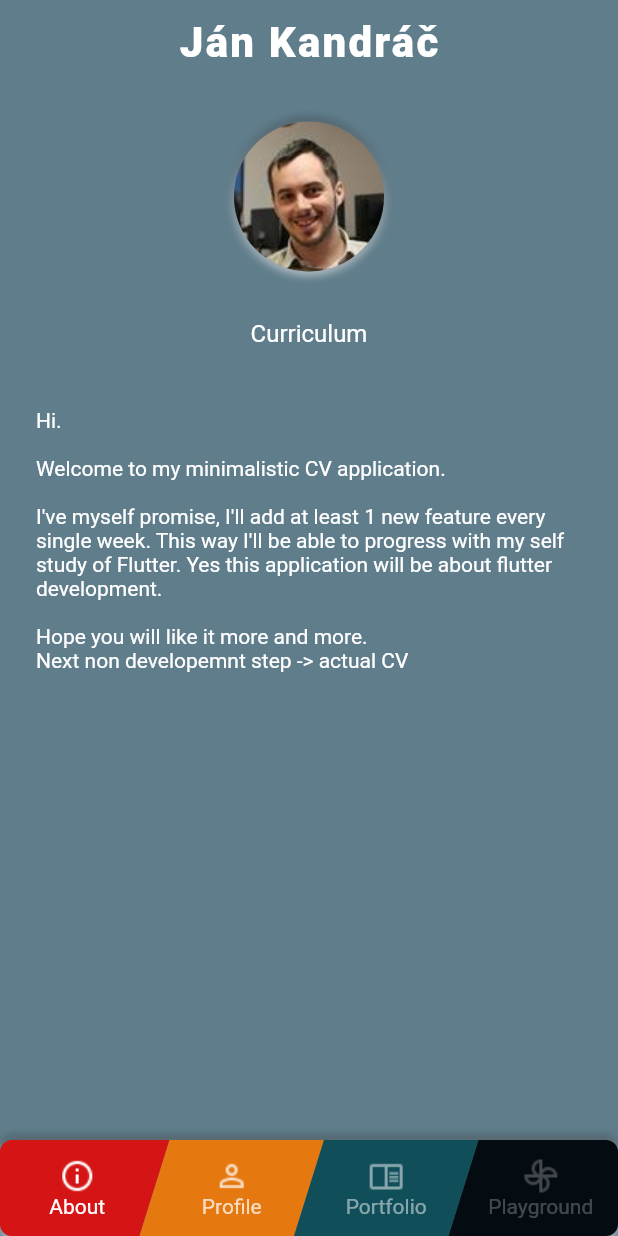
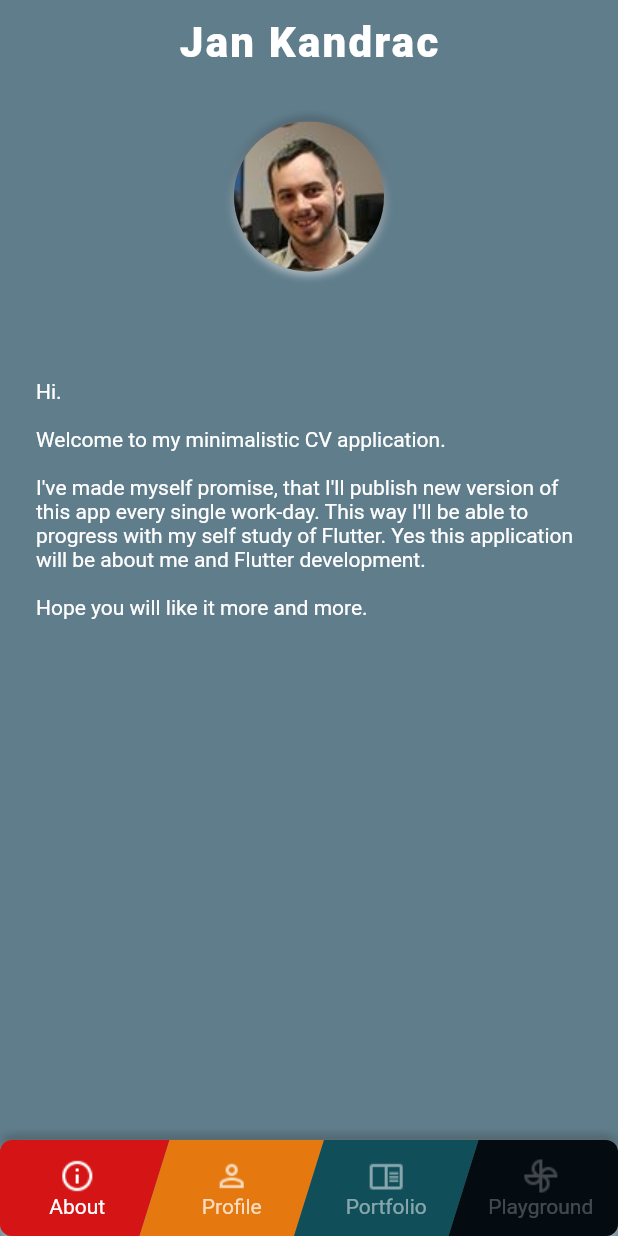
Before and after one commit to MikeGreat/cv, a Flutter app: the screen it shows after launch, on a phone screen of 412 x 824 dp. Run offline on Flutter 3.47's test engine with Material 2 defaults, Android fonts, the light colour scheme and no system bars; drawn by our look-alikes of flutter_neumorphic; our stand-ins replace bloc, equatable, firebase_analytics, firebase_crashlytics, flutter_bloc, google_fonts and 1 more; accounts and stored records are empty; Roboto replaces fonts that are missing (Magra); statements that could not run were skipped.

Commit message:
Localizations

```diff
--- /dev/null
+++ b/lib/localization/app_localization.dart
@@ -0,0 +1,52 @@
+import 'dart:ui';
+
+import 'package:cv/localization/en.dart';
+import 'package:cv/localization/sk.dart';
+import 'package:flutter/foundation.dart';
+import 'package:flutter/material.dart';
+
+class AppLocalizations {
+  final Locale locale;
+
+  AppLocalizations(this.locale);
+
+  static const LocalizationsDelegate<AppLocalizations> delegate = AppLocalizationsDelegate();
+
+  static AppLocalizations of(BuildContext context) {
+    return Localizations.of<AppLocalizations>(context, AppLocalizations);
+  }
+
+  static Map<String, Map<String, String>> _localizedValues = {
+    'en': en,
+    'sk': sk,
+  };
+
+  String _getValue(String key) =>
+    _localizedValues.containsKey(locale.languageCode) ?
+    _localizedValues[locale.languageCode][key] :
+    _localizedValues['en'][key];
+
+  String get logoText => _getValue('logoText');
+  String get landingTabAbout => _getValue('landingTabAbout');
+  String get landingTabProfile => _getValue('landingTabProfile');
+  String get landingTabPortfolio => _getValue('landingTabPortfolio');
+  String get landingTabPlayground => _getValue('landingTabPlayground');
+  String get portfolioError => _getValue('portfolioError');
+  String get aboutText => _getValue('aboutText');
+
+}
+
+class AppLocalizationsDelegate extends LocalizationsDelegate<AppLocalizations> {
+  const AppLocalizationsDelegate();
+
+  @override
+  bool isSupported(Locale locale) => true;
+
+  @override
+  Future<AppLocalizations> load(Locale locale) {
+    return SynchronousFuture<AppLocalizations>(AppLocalizations(locale));
+  }
+
+  @override
+  bool shouldReload(AppLocalizationsDelegate old) => false;
+}
--- /dev/null
+++ b/lib/localization/en.dart
@@ -0,0 +1,20 @@
+const enAboutText = '''Hi.
+
+Welcome to my minimalistic CV application.
+
+I've made myself promise, that I'll publish new version of this app every single work-day. This way I'll be able to progress with my self study of Flutter. Yes this application will be about me and Flutter development.
+
+Hope you will like it more and more.
+''';
+
+const Map<String, String> en = {
+  'logoText': 'Jan Kandrac',
+  'landingTabAbout': 'About',
+  'landingTabProfile': 'Profile',
+  'landingTabPortfolio': 'Portfolio',
+  'landingTabPlayground': 'Playground',
+
+  'portfolioError': 'Cannot download portfolio. Please check your internet connection and try again',
+
+  'aboutText': enAboutText,
+};
--- /dev/null
+++ b/lib/localization/sk.dart
@@ -0,0 +1,20 @@
+const skAboutText = '''Ahojte.
+
+Vítam vás v mojej minimalistickej CV aplikácii.
+
+Dal som si prísľub, že každý pracovný deň vydám novú verziu tejto aplikácie. Touto cestou by som sa chcel posúvať s mojim štúdiom programovania vo Flutteri. Áno, táto aplikácia bude práve o programovaní vo Flutter.
+
+Dúfam, že sa vám bude každý deň viac a viac páčiť.
+''';
+
+const Map<String, String> sk = {
+  'logoText': 'Ján Kandráč',
+  'landingTabAbout': 'O appke',
+  'landingTabProfile': 'Profil',
+  'landingTabPortfolio': 'Portfolio',
+  'landingTabPlayground': 'Ihrisko',
+
+  'portfolioError': 'Nepodarilo sa stiahnuť portfólio. Prosím skontrolujte pripojenie k internetu a skúste to znova',
+
+  'aboutText': skAboutText,
+};
--- a/lib/main.dart
+++ b/lib/main.dart
@@ -1,9 +1,11 @@
+import 'package:cv/localization/app_localization.dart';
 import 'package:firebase_analytics/firebase_analytics.dart';
 import 'package:firebase_analytics/observer.dart';
 import 'package:flutter/material.dart';
 import 'package:flutter/services.dart';
 import 'package:cv/ui/page/splash.dart';
 import 'package:firebase_crashlytics/firebase_crashlytics.dart';
+import 'package:flutter_localizations/flutter_localizations.dart';
 
 FirebaseAnalytics analytics = FirebaseAnalytics();
 
@@ -24,6 +26,16 @@ class Application extends StatelessWidget {
           statusBarIconBrightness: Brightness.light),
       child: MaterialApp(
         debugShowCheckedModeBanner: false,
+        localizationsDelegates: [
+          AppLocalizations.delegate,
+          GlobalMaterialLocalizations.delegate,
+          GlobalWidgetsLocalizations.delegate,
+          GlobalCupertinoLocalizations.delegate,
+        ],
+        supportedLocales: [
+          const Locale('en'),
+          const Locale('sk'),
+        ],
         theme: ThemeData(
           brightness: Brightness.dark,
           primarySwatch: Colors.blueGrey,
--- a/lib/ui/page/about.dart
+++ b/lib/ui/page/about.dart
@@ -1,3 +1,4 @@
+import 'package:cv/localization/app_localization.dart';
 import 'package:flutter/material.dart';
 import 'package:flutter_neumorphic/flutter_neumorphic.dart';
 import 'package:transparent_image/transparent_image.dart';
@@ -30,23 +31,12 @@ class AboutPage extends StatelessWidget {
         SizedBox(
           height: 24,
         ),
-        Text('Curriculum',
-            textAlign: TextAlign.center,
-            style: TextStyle(fontSize: 16.0)),
         SizedBox(
           height: 16,
         ),
         Padding(
           padding: const EdgeInsets.all(24.0),
-          child: Text('''Hi.
-
-Welcome to my minimalistic CV application.
-
-I've myself promise, I'll add at least 1 new feature every single week. This way I'll be able to progress with my self study of Flutter. Yes this application will be about flutter development.
-
-Hope you will like it more and more.
-Next non developemnt step -> actual CV
-                        '''),
+          child: Text(AppLocalizations.of(context).aboutText),
         )
       ],
     );
--- a/lib/ui/page/landing.dart
+++ b/lib/ui/page/landing.dart
@@ -1,4 +1,5 @@
 import 'package:cv/consts/hero.dart';
+import 'package:cv/localization/app_localization.dart';
 import 'package:cv/ui/page/about.dart';
 import 'package:cv/ui/page/playground.dart';
 import 'package:cv/ui/page/portfolio/portfolio.dart';
@@ -44,24 +45,24 @@ class LandingPage extends StatelessWidget {
             ColorfulBottomNavigationItem(
                 image: AssetImage(
                     'assets/images/ic_information_outline_white.png'),
-                text: 'About',
+                text: AppLocalizations.of(context).landingTabAbout,
                 color: Color(0xFFD51515),
                 onTap: onAboutClick),
             ColorfulBottomNavigationItem(
                 image: AssetImage('assets/images/ic_account_outline_white.png'),
-                text: 'Profile',
+                text: AppLocalizations.of(context).landingTabProfile,
                 color: Color(0xFFE57910),
                 onTap: onProfileClick),
             ColorfulBottomNavigationItem(
                 image:
                     AssetImage('assets/images/ic_book_open_outline_white.png'),
-                text: 'Portfolio',
+                text: AppLocalizations.of(context).landingTabPortfolio,
                 color: Color(0xFF104E5A),
                 onTap: onPortfolioClick),
             ColorfulBottomNavigationItem(
                 image:
                     AssetImage('assets/images/ic_pinwheel_outline_white.png'),
-                text: 'Playground',
+                text: AppLocalizations.of(context).landingTabPlayground,
                 color: Color(0xFF040B11),
                 onTap: onPlaygroundClick),
           ],
@@ -77,7 +78,7 @@ class LandingPage extends StatelessWidget {
                 Padding(
                   padding: const EdgeInsets.all(12.0),
                   child: TextLogo(
-                    text: 'Ján Kandráč',
+                    text: AppLocalizations.of(context).logoText,
                     tag: HERO_TAG_NAME,
                   ),
                 ),
--- a/lib/ui/page/portfolio/portfolio.dart
+++ b/lib/ui/page/portfolio/portfolio.dart
@@ -1,3 +1,4 @@
+import 'package:cv/localization/app_localization.dart';
 import 'package:cv/ui/page/portfolio/bloc.dart';
 import 'package:flutter/material.dart';
 import 'package:flutter_bloc/flutter_bloc.dart';
@@ -26,7 +27,7 @@ class _PortfolioPageState extends State<PortfolioPage> {
                       );
                     });
               } else if (state is ErrorPortfolioState) {
-                return Center(child: Text("Error"));
+                return Center(child: Text(AppLocalizations.of(context).portfolioError));
               } else {
                 return Center(child: CircularProgressIndicator());
               }
--- a/lib/ui/page/splash.dart
+++ b/lib/ui/page/splash.dart
@@ -1,3 +1,4 @@
+import 'package:cv/localization/app_localization.dart';
 import 'package:cv/ui/animation/fade_page_route_builder.dart';
 import 'package:cv/ui/animation/hero_tween.dart';
 import 'package:cv/ui/page/landing.dart';
@@ -52,7 +53,7 @@ class _SplashPageState extends State<SplashPage> {
             duration: Duration(seconds: 2),
             curve: Curves.easeIn,
             child: TextLogo(
-              text: 'Ján Kandráč',
+              text: AppLocalizations.of(context).logoText,
               tag: HERO_TAG_NAME,
               createRectTween: (begin, end) {
                 return CustomCurveRectTween(a: begin, b: end, curve: Curves.easeInOut);
--- a/pubspec.yaml
+++ b/pubspec.yaml
@@ -9,6 +9,9 @@ environment:
 dependencies:
   flutter:
     sdk: flutter
+  flutter_localizations:
+    sdk: flutter
+
   google_fonts: ^0.3.9
   flutter_neumorphic: ^1.0.1
   transparent_image: ^1.0.0
@@ -17,6 +20,7 @@ dependencies:
   http: ^0.12.0+4
   flutter_bloc: ^3.2.0
   equatable: ^1.1.1
+  intl: ^0.16.1
 
   cupertino_icons: ^0.1.2
 
```
Also changed, not shown: pubspec.lock, 1 other file.
